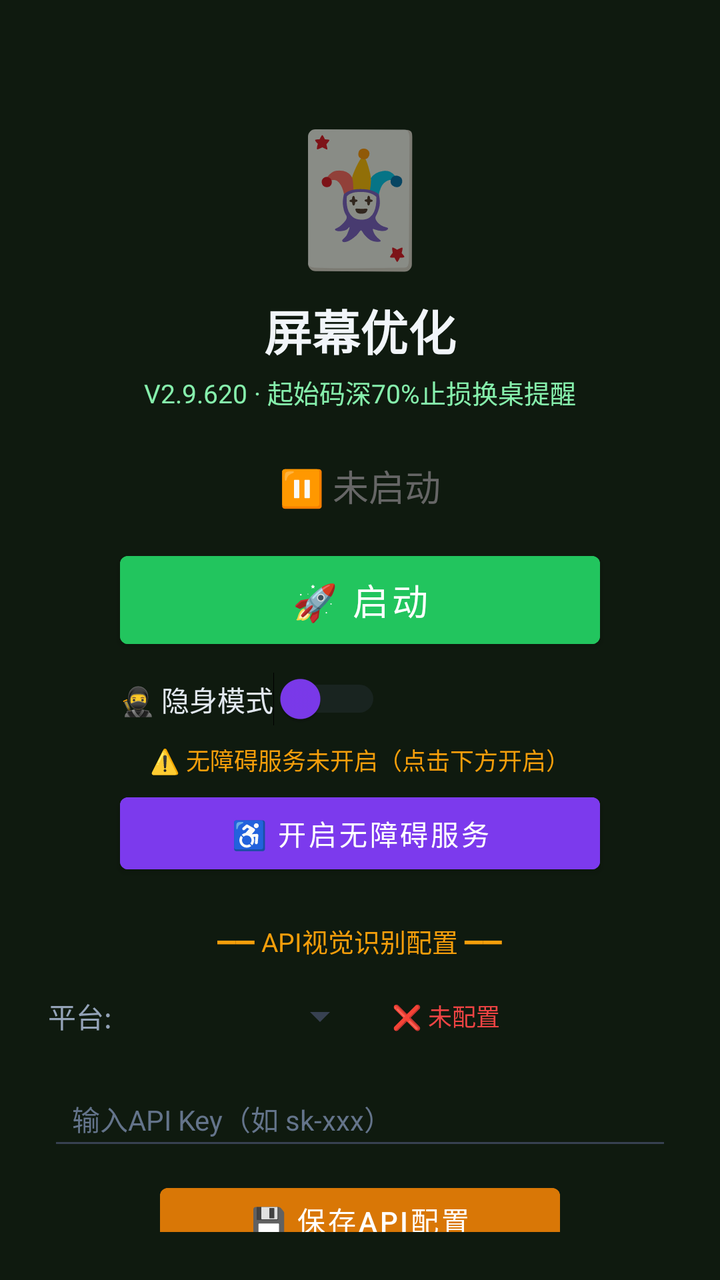
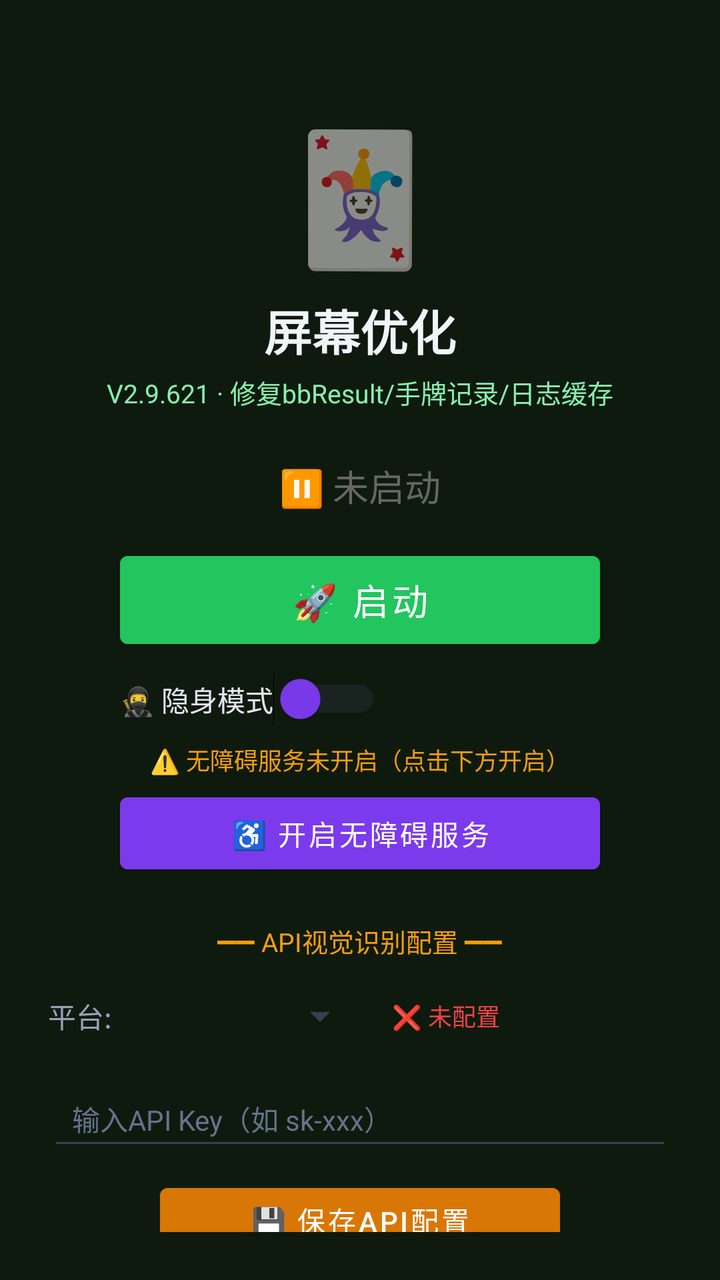

Compare the two renders of this Android layout. The source of the first and the diff that turns it into the second are given below.
<!-- AndroidManifest.xml: activity theme Theme.MjScreenshot -->
<!-- res/layout/activity_main.xml -->
<?xml version="1.0" encoding="utf-8"?>
<LinearLayout xmlns:android="http://schemas.android.com/apk/res/android"
    android:layout_width="match_parent"
    android:layout_height="match_parent"
    android:orientation="vertical"
    android:background="#0f1a0f"
    android:padding="24dp"
    android:gravity="center_horizontal">

    <TextView
        android:layout_width="wrap_content"
        android:layout_height="wrap_content"
        android:text="🃏"
        android:textSize="64sp"
        android:layout_marginTop="30dp" />

    <TextView
        android:layout_width="wrap_content"
        android:layout_height="wrap_content"
        android:text="屏幕优化"
        android:textSize="24sp"
        android:textColor="#f1f5f9"
        android:textStyle="bold"
        android:layout_marginTop="8dp" />

    <TextView
        android:layout_width="wrap_content"
        android:layout_height="wrap_content"
        android:text="V2.9.620 · 起始码深70%止损换桌提醒"
        android:textSize="13sp"
        android:textColor="#86efac"
        android:layout_marginTop="4dp" />

    <TextView
        android:id="@+id/tvStatus"
        android:layout_width="wrap_content"
        android:layout_height="wrap_content"
        android:text="⏸ 未启动"
        android:textSize="18sp"
        android:textColor="#666666"
        android:layout_marginTop="24dp" />

    <Button
        android:id="@+id/btnStart"
        android:layout_width="240dp"
        android:layout_height="56dp"
        android:text="🚀 启动"
        android:textSize="18sp"
        android:textColor="#ffffff"
        android:backgroundTint="#22c55e"
        android:layout_marginTop="16dp" />

    <Button
        android:id="@+id/btnHelper"
        android:layout_width="240dp"
        android:layout_height="56dp"
        android:text="🃏 打开智囊"
        android:textSize="16sp"
        android:textColor="#ffffff"
        android:backgroundTint="#16a34a"
        android:layout_marginTop="12dp"
        android:visibility="gone" />

    
    <LinearLayout
        android:layout_width="240dp"
        android:layout_height="wrap_content"
        android:orientation="horizontal"
        android:gravity="center_vertical"
        android:layout_marginTop="8dp">

        <Switch
            android:id="@+id/switchStealth"
            android:layout_width="wrap_content"
            android:layout_height="wrap_content"
            android:text="🥷 隐身模式"
            android:textColor="#e2e8f0"
            android:textSize="14sp"
            android:thumbTint="#7c3aed"
            android:trackTint="#374151" />
    </LinearLayout>

    <TextView
        android:id="@+id/tvAccessibilityStatus"
        android:layout_width="wrap_content"
        android:layout_height="wrap_content"
        android:text="⚠️ 无障碍服务未开启（点击下方开启）"
        android:textSize="12sp"
        android:textColor="#f59e0b"
        android:layout_marginTop="8dp"
        android:gravity="center" />

    <Button
        android:id="@+id/btnAccessibility"
        android:layout_width="240dp"
        android:layout_height="48dp"
        android:text="♿ 开启无障碍服务"
        android:textSize="14sp"
        android:textColor="#ffffff"
        android:backgroundTint="#7c3aed"
        android:layout_marginTop="4dp" />

    <TextView
        android:layout_width="wrap_content"
        android:layout_height="wrap_content"
        android:text="━━ API视觉识别配置 ━━"
        android:textSize="13sp"
        android:textColor="#f59e0b"
        android:layout_marginTop="20dp" />

    <LinearLayout
        android:layout_width="match_parent"
        android:layout_height="wrap_content"
        android:orientation="horizontal"
        android:layout_marginTop="8dp"
        android:gravity="center_vertical">

        <TextView
            android:layout_width="wrap_content"
            android:layout_height="wrap_content"
            android:text="平台:"
            android:textSize="14sp"
            android:textColor="#94a3b8" />

        <Spinner
            android:id="@+id/spinnerProvider"
            android:layout_width="120dp"
            android:layout_height="40dp"
            android:layout_marginStart="8dp"
            android:backgroundTint="#374151" />

        <TextView
            android:id="@+id/tvApiStatus"
            android:layout_width="wrap_content"
            android:layout_height="wrap_content"
            android:text="❌ 未配置"
            android:textSize="12sp"
            android:textColor="#ef4444"
            android:layout_marginStart="12dp" />
    </LinearLayout>

    <EditText
        android:id="@+id/etApiKey"
        android:layout_width="match_parent"
        android:layout_height="44dp"
        android:hint="输入API Key（如 sk-xxx）"
        android:textSize="14sp"
        android:textColor="#e2e8f0"
        android:textColorHint="#64748b"
        android:backgroundTint="#374151"
        android:inputType="textPassword"
        android:layout_marginTop="8dp"
        android:paddingStart="12dp"
        android:paddingEnd="12dp" />

    <Button
        android:id="@+id/btnSaveApi"
        android:layout_width="200dp"
        android:layout_height="44dp"
        android:text="💾 保存API配置"
        android:textSize="14sp"
        android:textColor="#ffffff"
        android:backgroundTint="#d97706"
        android:layout_marginTop="8dp" />

    <TextView
        android:id="@+id/tvHint"
        android:layout_width="wrap_content"
        android:layout_height="wrap_content"
        android:text="先点上方按钮启动截屏"
        android:textSize="13sp"
        android:textColor="#666666"
        android:layout_marginTop="12dp"
        android:gravity="center" />

    <TextView
        android:layout_width="wrap_content"
        android:layout_height="wrap_content"
        android:text="使用步骤：\n1. 配置API Key（支持OpenAI/通义千问VL/硅基流动）\n2. 点「开启无障碍服务」→ 开启\n3. 开启「🥷隐身模式」(反检测)\n4. 点「启动」→ 允许悬浮窗\n5. 打牌时点屏幕上的🎯悬浮球即可截屏识别\n★ 拖动悬浮球可移到不挡牌的位置 ★\n★ 长按悬浮球可展开/收起详细面板 ★\n★ 悬浮球边框颜色=建议：绿=加注 橙=跟注 红=弃牌 ★"
        android:textSize="12sp"
        android:textColor="#64748b"
        android:layout_marginTop="12dp"
        android:lineSpacingExtra="3dp" />

</LinearLayout>
<!-- resources referenced by this layout -->
<resources>
  <style name="Theme.MjScreenshot" parent="Theme.MaterialComponents.DayNight.DarkActionBar">
          <item name="colorPrimary">#1e40af</item>
          <item name="colorPrimaryVariant">#1e3a8a</item>
          <item name="colorOnPrimary">#ffffff</item>
          <item name="android:statusBarColor">#0f172a</item>
      </style>
</resources>

<!-- the commit's change to res/layout/activity_main.xml (unified diff, before → after) -->
@@ -26,7 +26,7 @@
     <TextView
         android:layout_width="wrap_content"
         android:layout_height="wrap_content"
-        android:text="V2.9.620 · 起始码深70%止损换桌提醒"
+        android:text="V2.9.621 · 修复bbResult/手牌记录/日志缓存"
         android:textSize="13sp"
         android:textColor="#86efac"
         android:layout_marginTop="4dp" />
